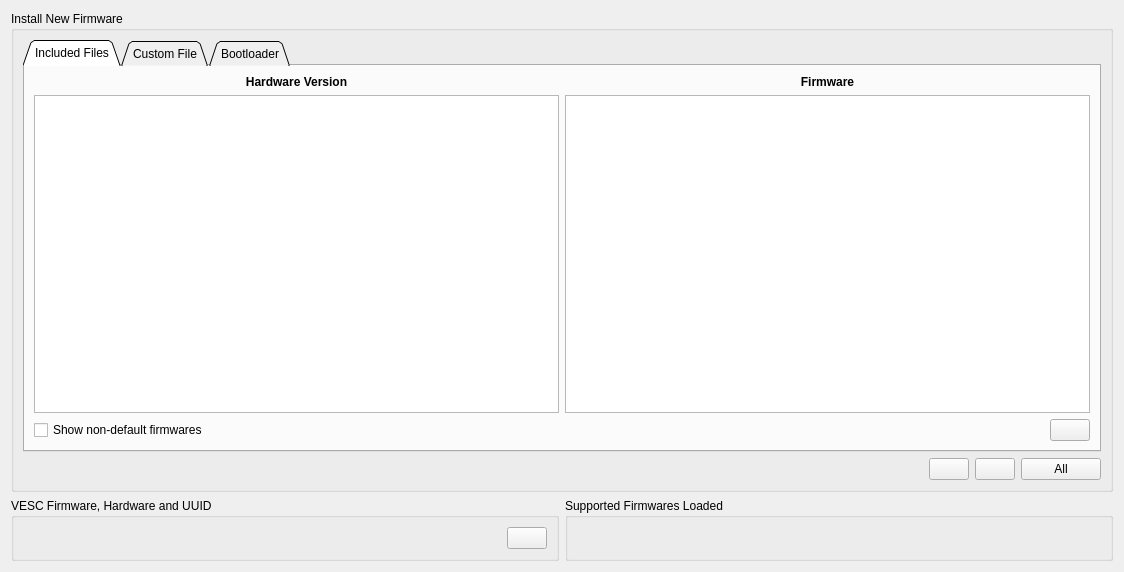
First picture: the form in pages/pagefirmware.ui, repository vedderb/vesc_tool, before the edit.
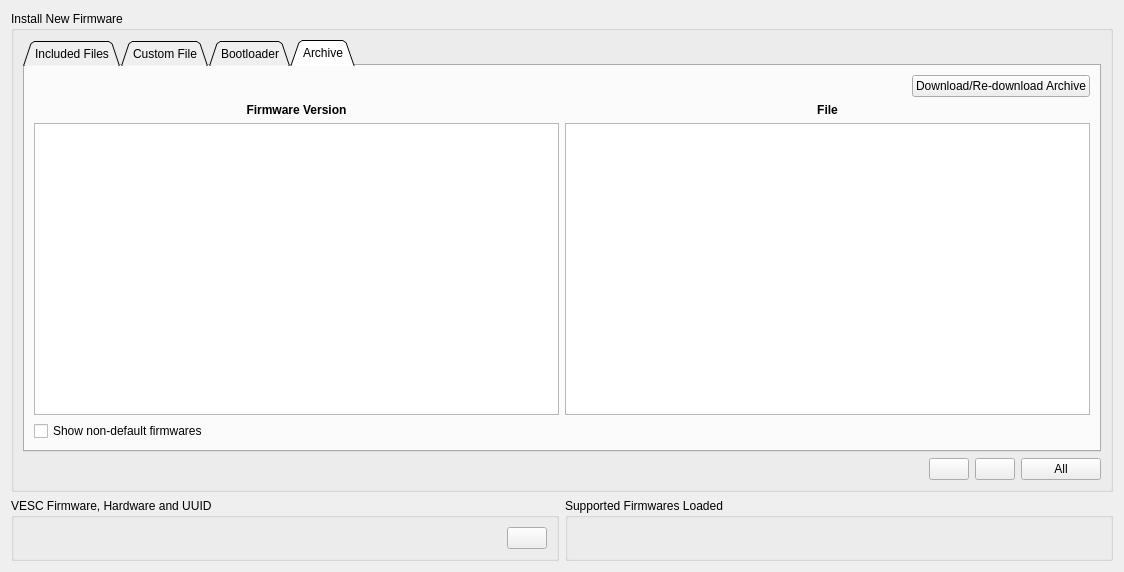
Second picture: the form after the edit. The open tabs and pages were chosen to show the change. Icons and pictures are not drawn. Custom widgets are drawn as their Qt base class.

Commit message: Added firmware archive

The edit to the form file:
```diff
--- a/pages/pagefirmware.ui
+++ b/pages/pagefirmware.ui
@@ -295,6 +295,111 @@
           </item>
          </layout>
         </widget>
+        <widget class="QWidget" name="tab_4">
+         <attribute name="title">
+          <string>Archive</string>
+         </attribute>
+         <layout class="QVBoxLayout" name="verticalLayout_11">
+          <item>
+           <layout class="QHBoxLayout" name="horizontalLayout_4">
+            <item>
+             <widget class="DisplayPercentage" name="displayDl" native="true">
+              <property name="sizePolicy">
+               <sizepolicy hsizetype="MinimumExpanding" vsizetype="Preferred">
+                <horstretch>0</horstretch>
+                <verstretch>0</verstretch>
+               </sizepolicy>
+              </property>
+             </widget>
+            </item>
+            <item>
+             <widget class="QPushButton" name="dlArchiveButton">
+              <property name="text">
+               <string>Download/Re-download Archive</string>
+              </property>
+             </widget>
+            </item>
+           </layout>
+          </item>
+          <item>
+           <layout class="QHBoxLayout" name="horizontalLayout_11">
+            <item>
+             <layout class="QVBoxLayout" name="verticalLayout_9">
+              <item>
+               <widget class="QLabel" name="label_3">
+                <property name="font">
+                 <font>
+                  <weight>75</weight>
+                  <bold>true</bold>
+                 </font>
+                </property>
+                <property name="text">
+                 <string>Firmware Version</string>
+                </property>
+                <property name="alignment">
+                 <set>Qt::AlignCenter</set>
+                </property>
+               </widget>
+              </item>
+              <item>
+               <widget class="QListWidget" name="archVersionList"/>
+              </item>
+             </layout>
+            </item>
+            <item>
+             <layout class="QVBoxLayout" name="verticalLayout_10">
+              <item>
+               <widget class="QLabel" name="label_4">
+                <property name="font">
+                 <font>
+                  <weight>75</weight>
+                  <bold>true</bold>
+                 </font>
+                </property>
+                <property name="text">
+                 <string>File</string>
+                </property>
+                <property name="alignment">
+                 <set>Qt::AlignCenter</set>
+                </property>
+               </widget>
+              </item>
+              <item>
+               <widget class="QListWidget" name="archFwList"/>
+              </item>
+             </layout>
+            </item>
+           </layout>
+          </item>
+          <item>
+           <layout class="QHBoxLayout" name="horizontalLayout_12">
+            <item>
+             <widget class="QCheckBox" name="showNonDefaultArchBox">
+              <property name="toolTip">
+               <string>Show firmwares with non-default compilation options</string>
+              </property>
+              <property name="text">
+               <string>Show non-default firmwares</string>
+              </property>
+             </widget>
+            </item>
+            <item>
+             <spacer name="horizontalSpacer_2">
+              <property name="orientation">
+               <enum>Qt::Horizontal</enum>
+              </property>
+              <property name="sizeHint" stdset="0">
+               <size>
+                <width>40</width>
+                <height>20</height>
+               </size>
+              </property>
+             </spacer>
+            </item>
+           </layout>
+          </item>
+         </layout>
+        </widget>
        </widget>
       </item>
       <item>
```
The commit also changes 2 other files.
